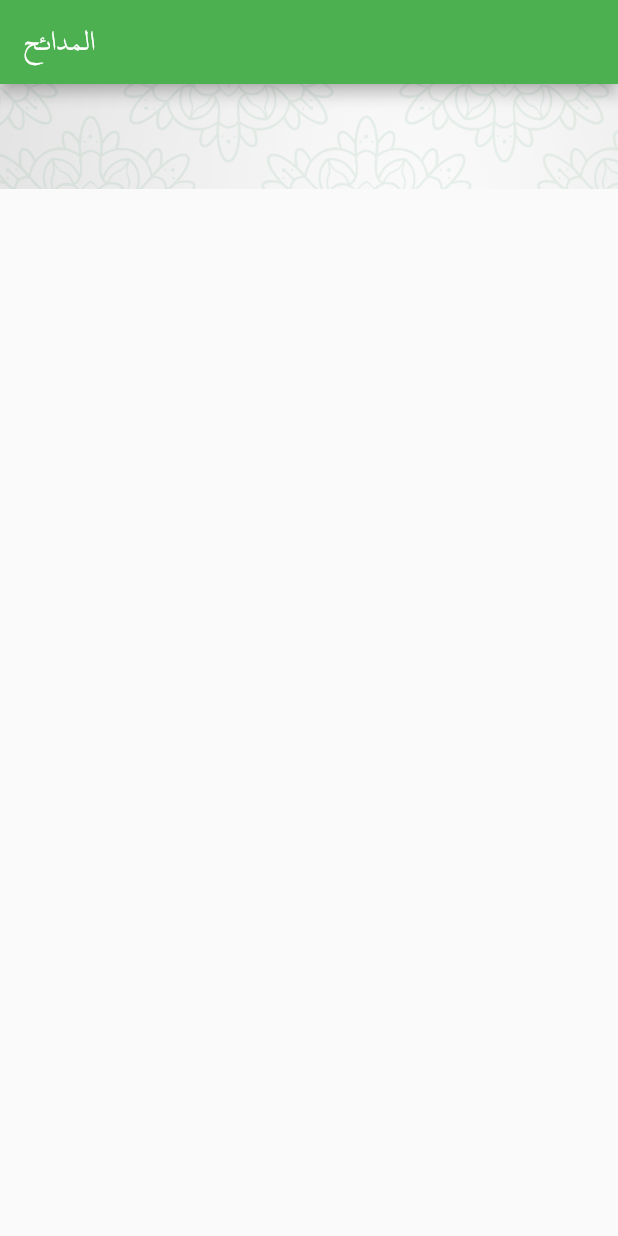
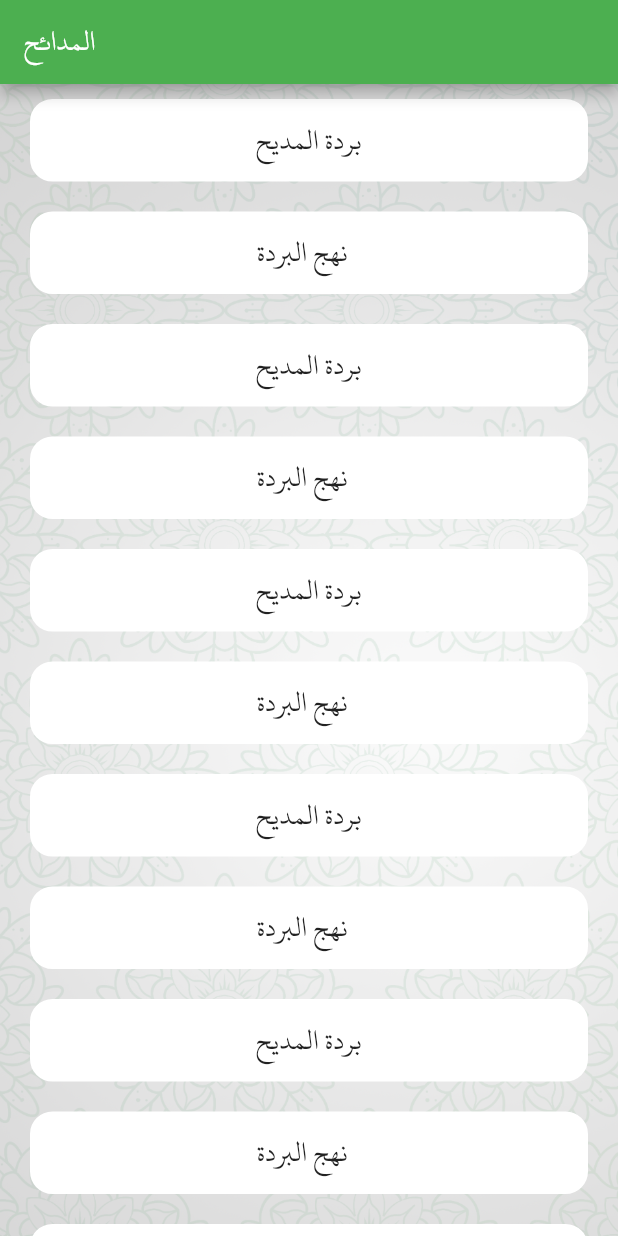
Before and after one commit to abo-elleef/elborda-flutter, a Flutter app: the screen it shows after launch, on a phone screen of 412 x 824 dp. Run offline on Flutter 3.47's test engine with Material 2 defaults, Android fonts, the phone set to English and light mode, and no system bars; network calls fail.

Commit message:
add madyeh logo and use dummy static content

```diff
--- a/lib/main.dart
+++ b/lib/main.dart
@@ -36,24 +36,24 @@ class MyAppState extends State<MyApp> {
 
   // List<dynamic> poems = [];
   List<dynamic> poems = [
-    // Poem(id: 52, name: 'بردة المديح', desc: 'Ahmed'),
-    // Poem(id: 24, name: 'نهج البردة  ', desc: 'Ahmed 2'),
-    // Poem(id: 52, name: 'بردة المديح', desc: 'Ahmed'),
-    // Poem(id: 24, name: 'نهج البردة  ', desc: 'Ahmed 2'),
-    // Poem(id: 52, name: 'بردة المديح', desc: 'Ahmed'),
-    // Poem(id: 24, name: 'نهج البردة  ', desc: 'Ahmed 2'),
-    // Poem(id: 52, name: 'بردة المديح', desc: 'Ahmed'),
-    // Poem(id: 24, name: 'نهج البردة  ', desc: 'Ahmed 2'),
-    // Poem(id: 52, name: 'بردة المديح', desc: 'Ahmed'),
-    // Poem(id: 24, name: 'نهج البردة  ', desc: 'Ahmed 2'),
-    // Poem(id: 52, name: 'بردة المديح', desc: 'Ahmed'),
-    // Poem(id: 24, name: 'نهج البردة  ', desc: 'Ahmed 2'),
-    // Poem(id: 52, name: 'بردة المديح', desc: 'Ahmed'),
-    // Poem(id: 24, name: 'نهج البردة  ', desc: 'Ahmed 2'),
-    // Poem(id: 52, name: 'بردة المديح', desc: 'Ahmed'),
-    // Poem(id: 24, name: 'نهج البردة  ', desc: 'Ahmed 2'),
-    // Poem(id: 52, name: 'بردة المديح', desc: 'Ahmed'),
-    // Poem(id: 24, name: 'نهج البردة  ', desc: 'Ahmed 2'),
+     Poem(id: 52, name: 'بردة المديح', desc: 'Ahmed'),
+     Poem(id: 24, name: 'نهج البردة  ', desc: 'Ahmed 2'),
+     Poem(id: 52, name: 'بردة المديح', desc: 'Ahmed'),
+     Poem(id: 24, name: 'نهج البردة  ', desc: 'Ahmed 2'),
+     Poem(id: 52, name: 'بردة المديح', desc: 'Ahmed'),
+     Poem(id: 24, name: 'نهج البردة  ', desc: 'Ahmed 2'),
+     Poem(id: 52, name: 'بردة المديح', desc: 'Ahmed'),
+     Poem(id: 24, name: 'نهج البردة  ', desc: 'Ahmed 2'),
+     Poem(id: 52, name: 'بردة المديح', desc: 'Ahmed'),
+     Poem(id: 24, name: 'نهج البردة  ', desc: 'Ahmed 2'),
+     Poem(id: 52, name: 'بردة المديح', desc: 'Ahmed'),
+     Poem(id: 24, name: 'نهج البردة  ', desc: 'Ahmed 2'),
+     Poem(id: 52, name: 'بردة المديح', desc: 'Ahmed'),
+     Poem(id: 24, name: 'نهج البردة  ', desc: 'Ahmed 2'),
+     Poem(id: 52, name: 'بردة المديح', desc: 'Ahmed'),
+     Poem(id: 24, name: 'نهج البردة  ', desc: 'Ahmed 2'),
+     Poem(id: 52, name: 'بردة المديح', desc: 'Ahmed'),
+     Poem(id: 24, name: 'نهج البردة  ', desc: 'Ahmed 2'),
   ];
 
   Future<void> getPoems() async {
```
Also changed, not shown: 5 other files.
